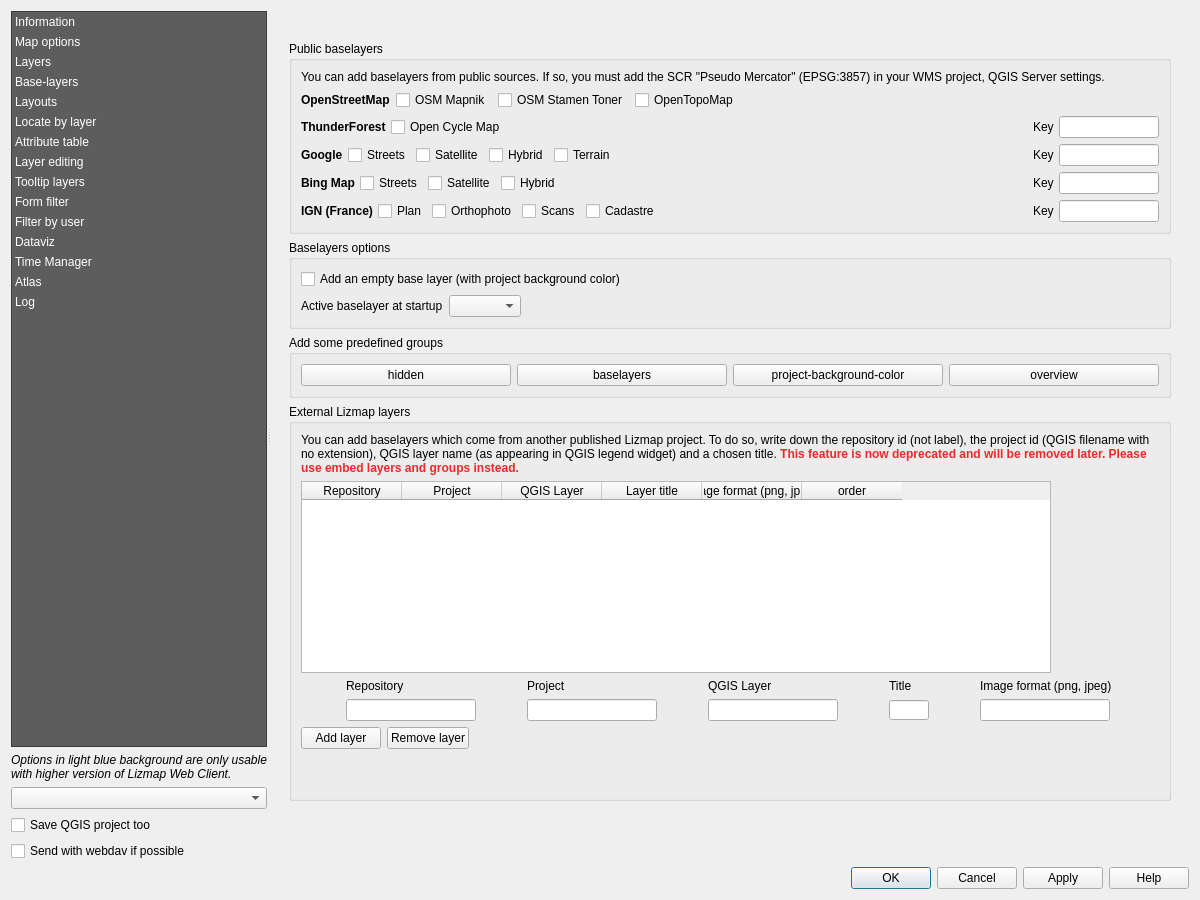
Old version of the form lizmap/resources/ui/ui_lizmap.ui in the repository 3liz/lizmap-plugin.
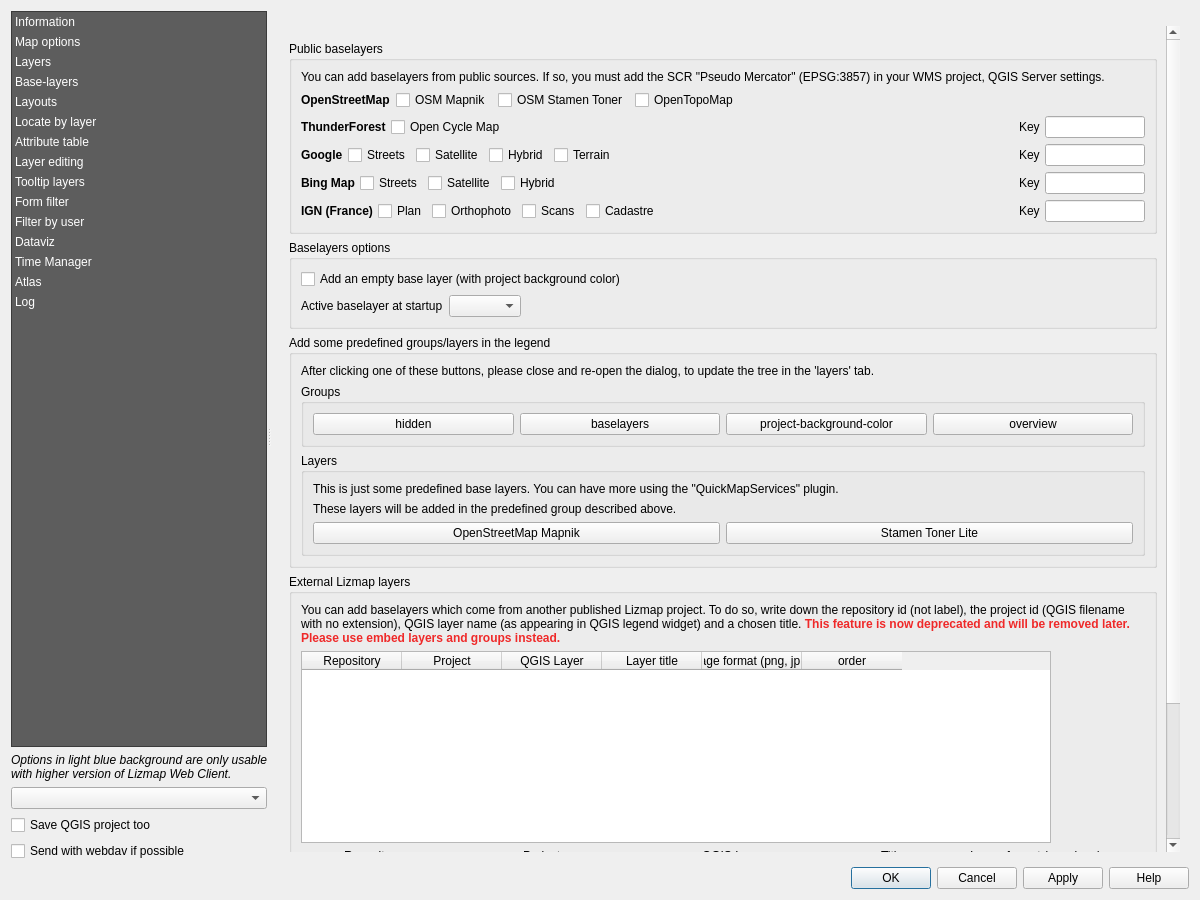
New version of the form. The open tabs and pages were chosen to show the change. Custom widgets are drawn as their Qt base class.

Commit message: UX - Add new buttons to add some default base layers in the legend

```diff
--- a/lizmap/resources/ui/ui_lizmap.ui
+++ b/lizmap/resources/ui/ui_lizmap.ui
@@ -2561,9 +2561,22 @@
                 </widget>
                </item>
                <item>
+                <widget class="QGroupBox" name="predefined_groups_legend">
+                 <property name="title">
+                  <string>Add some predefined groups/layers in the legend</string>
+                 </property>
+                 <layout class="QVBoxLayout" name="verticalLayout_61">
+                  <item>
+                   <widget class="QLabel" name="label_10">
+                    <property name="text">
+                     <string>After clicking one of these buttons, please close and re-open the dialog, to update the tree in the 'layers' tab.</string>
+                    </property>
+                   </widget>
+                  </item>
+                  <item>
                 <widget class="QGroupBox" name="predefined_groups">
                  <property name="title">
-                  <string>Add some predefined groups</string>
+                     <string>Groups</string>
                  </property>
                  <layout class="QHBoxLayout" name="horizontalLayout_43">
                   <item>
@@ -2592,6 +2605,50 @@
                     <property name="text">
                      <string notr="true">overview</string>
                     </property>
+                      </widget>
+                     </item>
+                    </layout>
+                   </widget>
+                  </item>
+                  <item>
+                   <widget class="QGroupBox" name="predefined_baselayers">
+                    <property name="title">
+                     <string>Layers</string>
+                    </property>
+                    <layout class="QVBoxLayout" name="verticalLayout_60">
+                     <item>
+                      <widget class="QLabel" name="label_3">
+                       <property name="text">
+                        <string>This is just some predefined base layers. You can have more using the &quot;QuickMapServices&quot; plugin.</string>
+                       </property>
+                      </widget>
+                     </item>
+                     <item>
+                      <widget class="QLabel" name="label_4">
+                       <property name="text">
+                        <string>These layers will be added in the predefined group described above.</string>
+                       </property>
+                      </widget>
+                     </item>
+                     <item>
+                      <layout class="QHBoxLayout" name="horizontalLayout_34">
+                       <item>
+                        <widget class="QPushButton" name="button_osm_mapnik">
+                         <property name="text">
+                          <string>OpenStreetMap Mapnik</string>
+                         </property>
+                        </widget>
+                       </item>
+                       <item>
+                        <widget class="QPushButton" name="button_stamen_toner_lite">
+                         <property name="text">
+                          <string>Stamen Toner Lite</string>
+                         </property>
+                        </widget>
+                       </item>
+                      </layout>
+                     </item>
+                    </layout>
                    </widget>
                   </item>
                  </layout>
```
Lines whose indentation alone changed are shown as unchanged. The commit also changes 2 other files.
